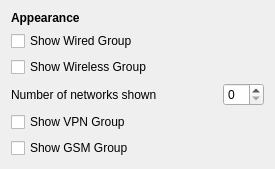
Above: applet/nmConfig.ui from KDE/networkmanagement before the change. Below: the same form after it.
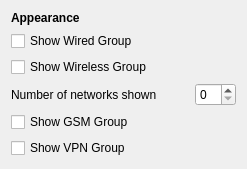
That is the form after the change.

Commit message: Reorder UI and set sizes on empty extenders

```diff
--- a/applet/nmConfig.ui
+++ b/applet/nmConfig.ui
@@ -5,7 +5,7 @@
    <rect>
     <x>0</x>
     <y>0</y>
-    <width>275</width>
+    <width>247</width>
     <height>168</height>
    </rect>
   </property>
@@ -48,20 +48,13 @@
      </property>
     </widget>
    </item>
-   <item row="8" column="0" >
+   <item row="9" column="0" >
     <widget class="QCheckBox" name="showVpn" >
      <property name="text" >
       <string>Show VPN Group</string>
      </property>
     </widget>
    </item>
-   <item row="9" column="0" >
-    <widget class="QCheckBox" name="showGsm" >
-     <property name="text" >
-      <string>Show GSM Group</string>
-     </property>
-    </widget>
-   </item>
    <item row="1" column="0" >
     <widget class="QLabel" name="label" >
      <property name="text" >
@@ -76,6 +69,13 @@
      </property>
     </widget>
    </item>
+   <item row="8" column="0" >
+    <widget class="QCheckBox" name="showGsm" >
+     <property name="text" >
+      <string>Show GSM Group</string>
+     </property>
+    </widget>
+   </item>
   </layout>
  </widget>
  <resources/>
```
The commit also changes 2 other files.
